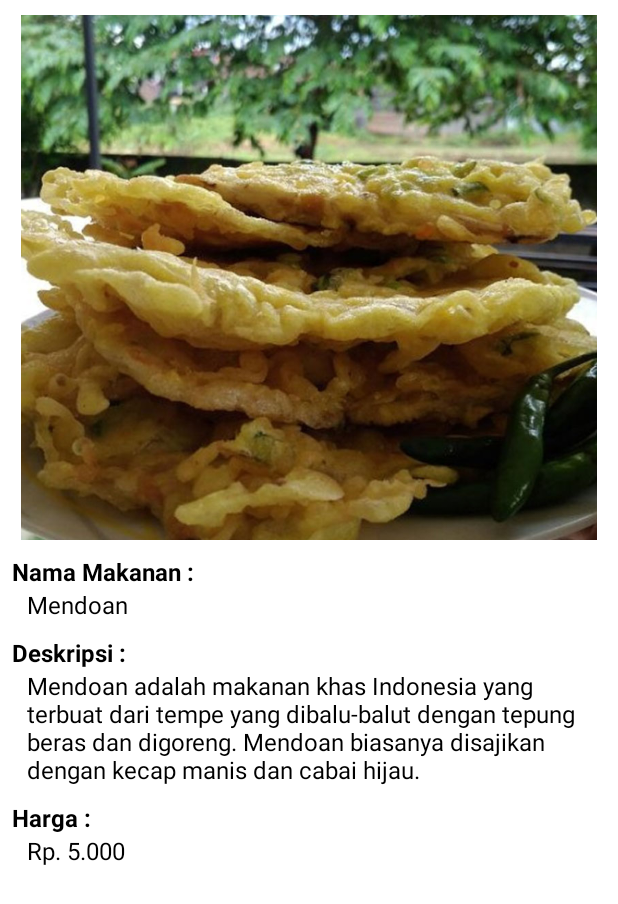
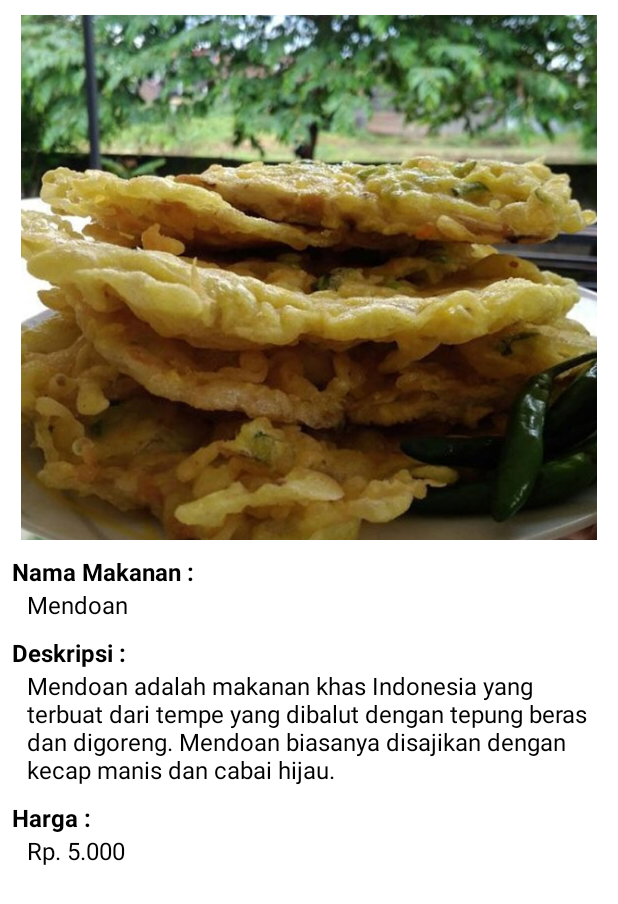
Before and after one commit to zamysyah/Aplikasi-Menu-Makanan, an Android app: the screen it shows after launch (Detail_Makanan), after a tap on "Mendoan", on a phone screen of 412 x 824 dp. Shown: the top 904 px of the screen. Run offline under Robolectric (Android 15) with nearby library versions, the phone set to English and light mode, and no system bars.

Commit message:
first commit

```diff
--- a/app/src/main/java/com/almas27/aplikasimenumakanan/MainActivity.java
+++ b/app/src/main/java/com/almas27/aplikasimenumakanan/MainActivity.java
@@ -22,7 +22,6 @@ public class MainActivity extends AppCompatActivity {
         rec_Makanan = findViewById(R.id.rec_Makanan);
         initData();
 
-        // memanggil class KulinerAdapter agar menu muncul
         rec_Makanan.setAdapter(new KulinerAdapter(listMakanan));
         rec_Makanan.setLayoutManager(new LinearLayoutManager(this));
     }
@@ -35,7 +34,7 @@ public class MainActivity extends AppCompatActivity {
                 R.drawable.corndog));
         listMakanan.add(new Kuliner("Mendoan",
                 "Rp. 5.000",
-                "Mendoan adalah makanan khas Indonesia yang terbuat dari tempe yang dibalu-balut dengan tepung beras dan digoreng. Mendoan biasanya disajikan dengan kecap manis dan cabai hijau.",
+                "Mendoan adalah makanan khas Indonesia yang terbuat dari tempe yang dibalut dengan tepung beras dan digoreng. Mendoan biasanya disajikan dengan kecap manis dan cabai hijau.",
                 R.drawable.mendoan));
         listMakanan.add(new Kuliner("Mie Goreng",
                 "Rp. 15.000",
```
